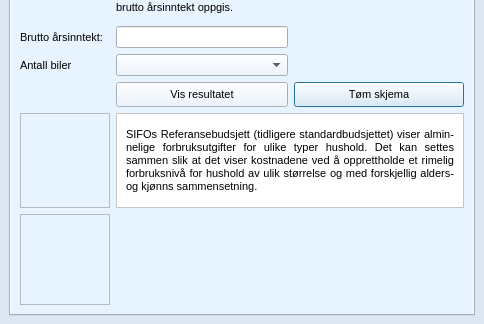
Old version of the form source/ui/views/forms/sifo_form.ui in the repository seemir/stressa; both pictures show x 0 to 484 and y 258 to 582 of the 484 by 582 pixel window.
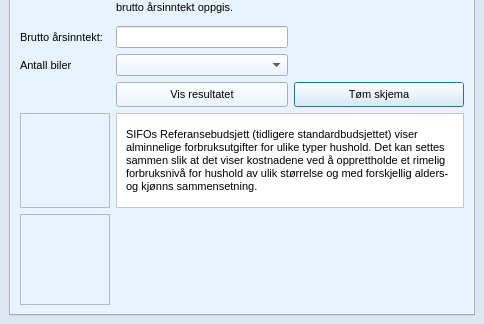
New version of the form. Icons and pictures are not drawn.

```diff
--- a/source/ui/views/forms/sifo_form.ui
+++ b/source/ui/views/forms/sifo_form.ui
@@ -1943,10 +1943,10 @@
            </font>
           </property>
           <property name="text">
-           <string>SIFOs Referansebudsjett (tidligere standardbudsjettet) viser almin- nelige forbruksutgifter for ulike typer hushold. Det kan settes sammen slik at det viser kostnadene ved å opprettholde et rimelig forbruksnivå for hushold av ulik størrelse og med forskjellig alders-  og kjønns sammensetning. </string>
+           <string>SIFOs Referansebudsjett (tidligere standardbudsjettet) viser alminnelige forbruksutgifter for ulike typer hushold. Det kan settes sammen slik at det viser kostnadene ved å opprettholde et rimelig forbruksnivå for hushold av ulik størrelse og med forskjellig alders-  og kjønns sammensetning. </string>
           </property>
           <property name="alignment">
-           <set>Qt::AlignJustify|Qt::AlignVCenter</set>
+           <set>Qt::AlignLeading|Qt::AlignLeft|Qt::AlignVCenter</set>
           </property>
           <property name="wordWrap">
            <bool>true</bool>
```
